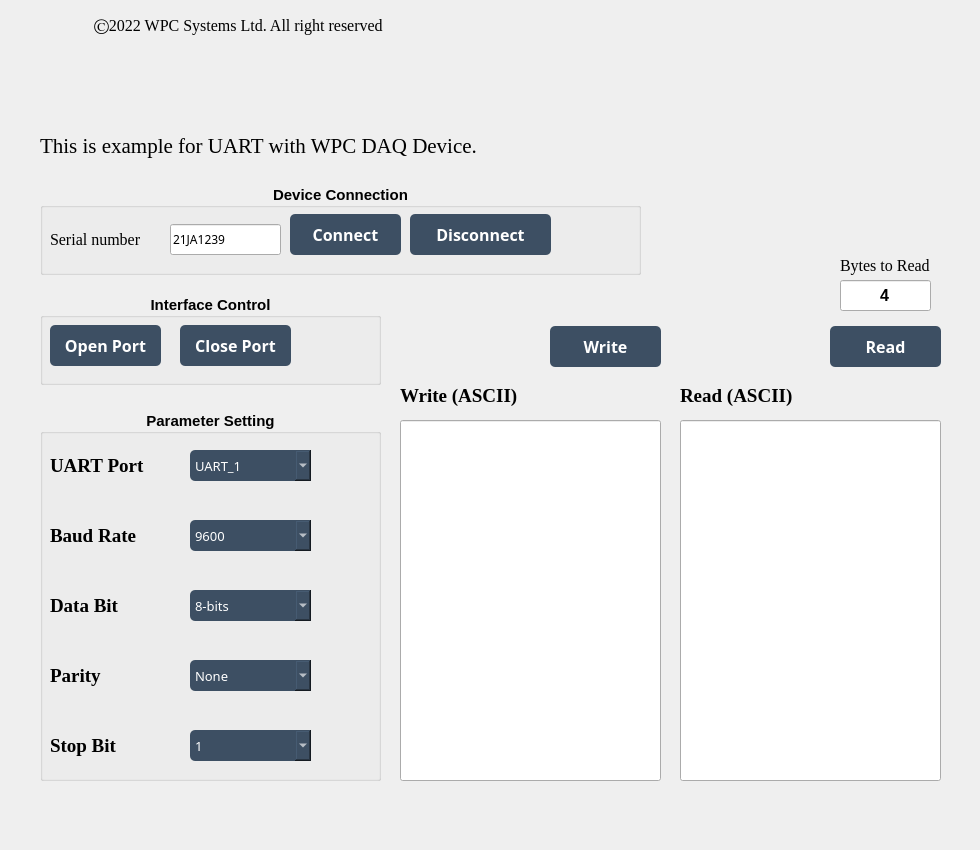
Above: examples/GUI/UART/Example_UART/UI_design/example_GUI_UART.ui from WPC-Systems-Ltd/WPC_Python_driver_release before the change. Below: the same form after it.
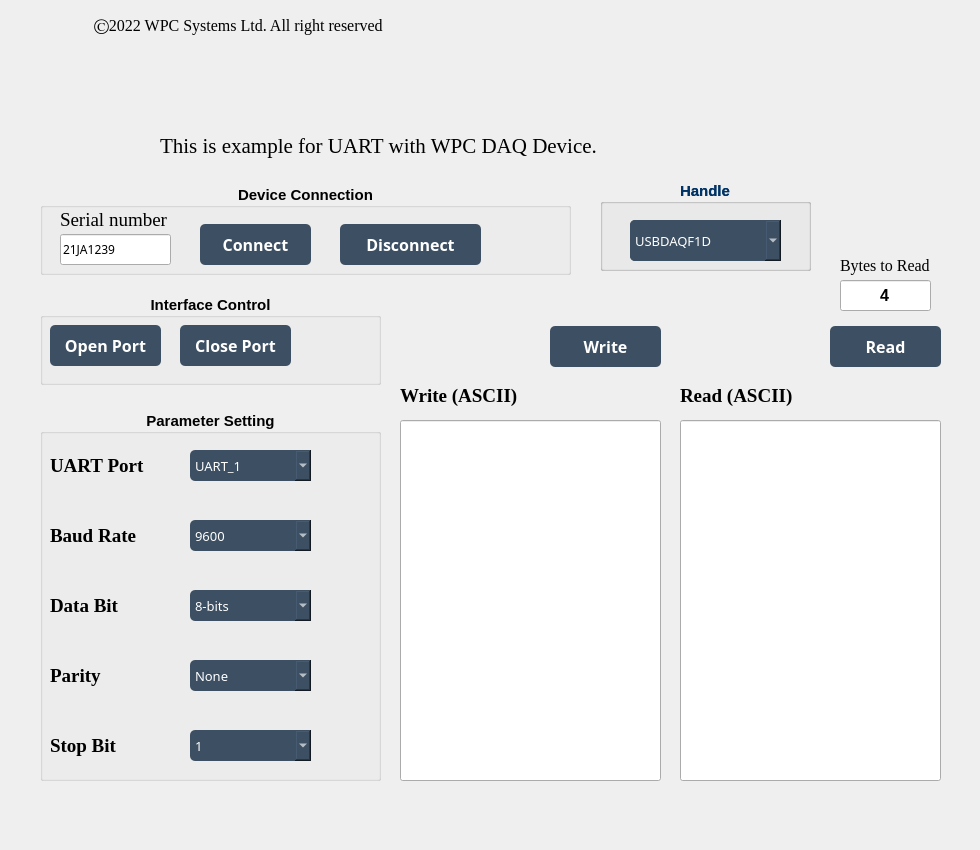
That is the form after the change. Icons and pictures are not drawn.

Diff of the .ui file:
```diff
--- a/examples/GUI/UART/Example_UART/UI_design/example_GUI_UART.ui
+++ b/examples/GUI/UART/Example_UART/UI_design/example_GUI_UART.ui
@@ -26,7 +26,7 @@
    <widget class="QLabel" name="lb_declare">
     <property name="geometry">
      <rect>
-      <x>40</x>
+      <x>160</x>
       <y>130</y>
       <width>651</width>
       <height>31</height>
@@ -85,7 +85,7 @@
      <rect>
       <x>40</x>
       <y>184</y>
-      <width>601</width>
+      <width>531</width>
       <height>91</height>
      </rect>
     </property>
@@ -111,8 +111,8 @@
     <widget class="QPushButton" name="btn_connect">
      <property name="geometry">
       <rect>
-       <x>250</x>
-       <y>30</y>
+       <x>160</x>
+       <y>40</y>
        <width>111</width>
        <height>41</height>
       </rect>
@@ -144,8 +144,8 @@
     <widget class="QPushButton" name="btn_disconnect">
      <property name="geometry">
       <rect>
-       <x>370</x>
-       <y>30</y>
+       <x>300</x>
+       <y>40</y>
        <width>141</width>
        <height>41</height>
       </rect>
@@ -174,19 +174,41 @@
       <string>Disconnect</string>
      </property>
     </widget>
+    <widget class="QLabel" name="lb_led">
+     <property name="geometry">
+      <rect>
+       <x>460</x>
+       <y>30</y>
+       <width>51</width>
+       <height>51</height>
+      </rect>
+     </property>
+     <property name="text">
+      <string/>
+     </property>
+     <property name="pixmap">
+      <pixmap>C:/Material/WPC_Led_green.png</pixmap>
+     </property>
+     <property name="scaledContents">
+      <bool>true</bool>
+     </property>
+     <property name="wordWrap">
+      <bool>false</bool>
+     </property>
+    </widget>
     <widget class="QLabel" name="lb_serialnum">
      <property name="geometry">
       <rect>
-       <x>10</x>
-       <y>40</y>
-       <width>121</width>
+       <x>20</x>
+       <y>20</y>
+       <width>131</width>
        <height>31</height>
       </rect>
      </property>
      <property name="font">
       <font>
        <family>Times New Roman</family>
-       <pointsize>12</pointsize>
+       <pointsize>14</pointsize>
        <weight>50</weight>
        <bold>false</bold>
       </font>
@@ -198,8 +220,8 @@
     <widget class="QLineEdit" name="lineEdit_SN">
      <property name="geometry">
       <rect>
-       <x>130</x>
-       <y>40</y>
+       <x>20</x>
+       <y>50</y>
        <width>111</width>
        <height>31</height>
       </rect>
@@ -216,28 +238,6 @@
       <string>21JA1239</string>
      </property>
     </widget>
-    <widget class="QLabel" name="lb_led">
-     <property name="geometry">
-      <rect>
-       <x>530</x>
-       <y>26</y>
-       <width>51</width>
-       <height>51</height>
-      </rect>
-     </property>
-     <property name="text">
-      <string/>
-     </property>
-     <property name="pixmap">
-      <pixmap>C:/Material/WPC_Led_green.png</pixmap>
-     </property>
-     <property name="scaledContents">
-      <bool>true</bool>
-     </property>
-     <property name="wordWrap">
-      <bool>false</bool>
-     </property>
-    </widget>
    </widget>
    <widget class="QGroupBox" name="groupBox_setting">
     <property name="geometry">
@@ -1887,6 +1887,1480 @@
      <set>Qt::AlignCenter</set>
     </property>
    </widget>
+   <widget class="QGroupBox" name="groupBox_handle">
+    <property name="geometry">
+     <rect>
+      <x>600</x>
+      <y>180</y>
+      <width>211</width>
+      <height>91</height>
+     </rect>
+    </property>
+    <property name="palette">
+     <palette>
+      <active>
+       <colorrole role="WindowText">
+        <brush brushstyle="SolidPattern">
+         <color alpha="255">
+          <red>0</red>
+          <green>51</green>
+          <blue>102</blue>
+         </color>
+        </brush>
+       </colorrole>
+       <colorrole role="Button">
+        <brush brushstyle="SolidPattern">
+         <color alpha="255">
+          <red>255</red>
+          <green>255</green>
+          <blue>255</blue>
+         </color>
+        </brush>
+       </colorrole>
+       <colorrole role="Light">
+        <brush brushstyle="SolidPattern">
+         <color alpha="255">
+          <red>255</red>
+          <green>255</green>
+          <blue>255</blue>
+         </color>
+        </brush>
+       </colorrole>
+       <colorrole role="Midlight">
+        <brush brushstyle="SolidPattern">
+         <color alpha="255">
+          <red>255</red>
+          <green>255</green>
+          <blue>255</blue>
+         </color>
+        </brush>
+       </colorrole>
+       <colorrole role="Dark">
+        <brush brushstyle="SolidPattern">
+         <color alpha="255">
+          <red>127</red>
+          <green>127</green>
+          <blue>127</blue>
+         </color>
+        </brush>
+       </colorrole>
+       <colorrole role="Mid">
+        <brush brushstyle="SolidPattern">
+         <color alpha="255">
+          <red>170</red>
+          <green>170</green>
+          <blue>170</blue>
+         </color>
+        </brush>
+       </colorrole>
+       <colorrole role="Text">
+        <brush brushstyle="SolidPattern">
+         <color alpha="255">
+          <red>0</red>
+          <green>0</green>
+          <blue>0</blue>
+         </color>
+        </brush>
+       </colorrole>
+       <colorrole role="BrightText">
+        <brush brushstyle="SolidPattern">
+         <color alpha="255">
+          <red>255</red>
+          <green>255</green>
+          <blue>255</blue>
+         </color>
+        </brush>
+       </colorrole>
+       <colorrole role="ButtonText">
+        <brush brushstyle="SolidPattern">
+         <color alpha="255">
+          <red>0</red>
+          <green>0</green>
+          <blue>0</blue>
+         </color>
+        </brush>
+       </colorrole>
+       <colorrole role="Base">
+        <brush brushstyle="SolidPattern">
+         <color alpha="255">
+          <red>255</red>
+          <green>255</green>
+          <blue>255</blue>
+         </color>
+        </brush>
+       </colorrole>
+       <colorrole role="Window">
+        <brush brushstyle="SolidPattern">
+         <color alpha="255">
+          <red>255</red>
+          <green>255</green>
+          <blue>255</blue>
+         </color>
+        </brush>
+       </colorrole>
+       <colorrole role="Shadow">
+        <brush brushstyle="SolidPattern">
+         <color alpha="255">
+          <red>0</red>
+          <green>0</green>
+          <blue>0</blue>
+         </color>
+        </brush>
+       </colorrole>
+       <colorrole role="AlternateBase">
+        <brush brushstyle="SolidPattern">
+         <color alpha="255">
+          <red>255</red>
+          <green>255</green>
+          <blue>255</blue>
+         </color>
+        </brush>
+       </colorrole>
+       <colorrole role="ToolTipBase">
+        <brush brushstyle="SolidPattern">
+         <color alpha="255">
+          <red>255</red>
+          <green>255</green>
+          <blue>220</blue>
+         </color>
+        </brush>
+       </colorrole>
+       <colorrole role="ToolTipText">
+        <brush brushstyle="SolidPattern">
+         <color alpha="255">
+          <red>0</red>
+          <green>0</green>
+          <blue>0</blue>
+         </color>
+        </brush>
+       </colorrole>
+       <colorrole role="PlaceholderText">
+        <brush brushstyle="NoBrush">
+         <color alpha="128">
+          <red>0</red>
+          <green>0</green>
+          <blue>0</blue>
+         </color>
+        </brush>
+       </colorrole>
+      </active>
+      <inactive>
+       <colorrole role="WindowText">
+        <brush brushstyle="SolidPattern">
+         <color alpha="255">
+          <red>0</red>
+          <green>51</green>
+          <blue>102</blue>
+         </color>
+        </brush>
+       </colorrole>
+       <colorrole role="Button">
+        <brush brushstyle="SolidPattern">
+         <color alpha="255">
+          <red>255</red>
+          <green>255</green>
+          <blue>255</blue>
+         </color>
+        </brush>
+       </colorrole>
+       <colorrole role="Light">
+        <brush brushstyle="SolidPattern">
+         <color alpha="255">
+          <red>255</red>
+          <green>255</green>
+          <blue>255</blue>
+         </color>
+        </brush>
+       </colorrole>
+       <colorrole role="Midlight">
+        <brush brushstyle="SolidPattern">
+         <color alpha="255">
+          <red>255</red>
+          <green>255</green>
+          <blue>255</blue>
+         </color>
+        </brush>
+       </colorrole>
+       <colorrole role="Dark">
+        <brush brushstyle="SolidPattern">
+         <color alpha="255">
+          <red>127</red>
+          <green>127</green>
+          <blue>127</blue>
+         </color>
+        </brush>
+       </colorrole>
+       <colorrole role="Mid">
+        <brush brushstyle="SolidPattern">
+         <color alpha="255">
+          <red>170</red>
+          <green>170</green>
+          <blue>170</blue>
+         </color>
+        </brush>
+       </colorrole>
+       <colorrole role="Text">
+        <brush brushstyle="SolidPattern">
+         <color alpha="255">
+          <red>0</red>
+          <green>0</green>
+          <blue>0</blue>
+         </color>
+        </brush>
+       </colorrole>
+       <colorrole role="BrightText">
+        <brush brushstyle="SolidPattern">
+         <color alpha="255">
+          <red>255</red>
+          <green>255</green>
+          <blue>255</blue>
+         </color>
+        </brush>
+       </colorrole>
+       <colorrole role="ButtonText">
+        <brush brushstyle="SolidPattern">
+         <color alpha="255">
+          <red>0</red>
+          <green>0</green>
+          <blue>0</blue>
+         </color>
+        </brush>
+       </colorrole>
+       <colorrole role="Base">
+        <brush brushstyle="SolidPattern">
+         <color alpha="255">
+          <red>255</red>
+          <green>255</green>
+          <blue>255</blue>
+         </color>
+        </brush>
+       </colorrole>
+       <colorrole role="Window">
+        <brush brushstyle="SolidPattern">
+         <color alpha="255">
+          <red>255</red>
+          <green>255</green>
+          <blue>255</blue>
+         </color>
+        </brush>
+       </colorrole>
+       <colorrole role="Shadow">
+        <brush brushstyle="SolidPattern">
+         <color alpha="255">
+          <red>0</red>
+          <green>0</green>
+          <blue>0</blue>
+         </color>
+        </brush>
+       </colorrole>
+       <colorrole role="AlternateBase">
+        <brush brushstyle="SolidPattern">
+         <color alpha="255">
+          <red>255</red>
+          <green>255</green>
+          <blue>255</blue>
+         </color>
+        </brush>
+       </colorrole>
+       <colorrole role="ToolTipBase">
+        <brush brushstyle="SolidPattern">
+         <color alpha="255">
+          <red>255</red>
+          <green>255</green>
+          <blue>220</blue>
+         </color>
+        </brush>
+       </colorrole>
+       <colorrole role="ToolTipText">
+        <brush brushstyle="SolidPattern">
+         <color alpha="255">
+          <red>0</red>
+          <green>0</green>
+          <blue>0</blue>
+         </color>
+        </brush>
+       </colorrole>
+       <colorrole role="PlaceholderText">
+        <brush brushstyle="NoBrush">
+         <color alpha="128">
+          <red>0</red>
+          <green>0</green>
+          <blue>0</blue>
+         </color>
+        </brush>
+       </colorrole>
+      </inactive>
+      <disabled>
+       <colorrole role="WindowText">
+        <brush brushstyle="SolidPattern">
+         <color alpha="255">
+          <red>127</red>
+          <green>127</green>
+          <blue>127</blue>
+         </color>
+        </brush>
+       </colorrole>
+       <colorrole role="Button">
+        <brush brushstyle="SolidPattern">
+         <color alpha="255">
+          <red>255</red>
+          <green>255</green>
+          <blue>255</blue>
+         </color>
+        </brush>
+       </colorrole>
+       <colorrole role="Light">
+        <brush brushstyle="SolidPattern">
+         <color alpha="255">
+          <red>255</red>
+          <green>255</green>
+          <blue>255</blue>
+         </color>
+        </brush>
+       </colorrole>
+       <colorrole role="Midlight">
+        <brush brushstyle="SolidPattern">
+         <color alpha="255">
+          <red>255</red>
+          <green>255</green>
+          <blue>255</blue>
+         </color>
+        </brush>
+       </colorrole>
+       <colorrole role="Dark">
+        <brush brushstyle="SolidPattern">
+         <color alpha="255">
+          <red>127</red>
+          <green>127</green>
+          <blue>127</blue>
+         </color>
+        </brush>
+       </colorrole>
+       <colorrole role="Mid">
+        <brush brushstyle="SolidPattern">
+         <color alpha="255">
+          <red>170</red>
+          <green>170</green>
+          <blue>170</blue>
+         </color>
+        </brush>
+       </colorrole>
+       <colorrole role="Text">
+        <brush brushstyle="SolidPattern">
+         <color alpha="255">
+          <red>127</red>
+          <green>127</green>
+          <blue>127</blue>
+         </color>
+        </brush>
+       </colorrole>
+       <colorrole role="BrightText">
+        <brush brushstyle="SolidPattern">
+         <color alpha="255">
+          <red>255</red>
+          <green>255</green>
+          <blue>255</blue>
+         </color>
+        </brush>
+       </colorrole>
+       <colorrole role="ButtonText">
+        <brush brushstyle="SolidPattern">
+         <color alpha="255">
+          <red>127</red>
+          <green>127</green>
+          <blue>127</blue>
+         </color>
+        </brush>
+       </colorrole>
+       <colorrole role="Base">
+        <brush brushstyle="SolidPattern">
+         <color alpha="255">
+          <red>255</red>
+          <green>255</green>
+          <blue>255</blue>
+         </color>
+        </brush>
+       </colorrole>
+       <colorrole role="Window">
+        <brush brushstyle="SolidPattern">
+         <color alpha="255">
+          <red>255</red>
+          <green>255</green>
+          <blue>255</blue>
+         </color>
+        </brush>
+       </colorrole>
+       <colorrole role="Shadow">
+        <brush brushstyle="SolidPattern">
+         <color alpha="255">
+          <red>0</red>
+          <green>0</green>
+          <blue>0</blue>
+         </color>
+        </brush>
+       </colorrole>
+       <colorrole role="AlternateBase">
+        <brush brushstyle="SolidPattern">
+         <color alpha="255">
+          <red>255</red>
+          <green>255</green>
+          <blue>255</blue>
+         </color>
+        </brush>
+       </colorrole>
+       <colorrole role="ToolTipBase">
+        <brush brushstyle="SolidPattern">
+         <color alpha="255">
+          <red>255</red>
+          <green>255</green>
+          <blue>220</blue>
+         </color>
+        </brush>
+       </colorrole>
+       <colorrole role="ToolTipText">
+        <brush brushstyle="SolidPattern">
+         <color alpha="255">
+          <red>0</red>
+          <green>0</green>
+          <blue>0</blue>
+         </color>
+        </brush>
+       </colorrole>
+       <colorrole role="PlaceholderText">
+        <brush brushstyle="NoBrush">
+         <color alpha="128">
+          <red>0</red>
+          <green>0</green>
+          <blue>0</blue>
+         </color>
+        </brush>
+       </colorrole>
+      </disabled>
+     </palette>
+    </property>
+    <property name="font">
+     <font>
+      <family>Arial</family>
+      <pointsize>11</pointsize>
+      <weight>75</weight>
+      <bold>true</bold>
+     </font>
+    </property>
+    <property name="layoutDirection">
+     <enum>Qt::LeftToRight</enum>
+    </property>
+    <property name="title">
+     <string>Handle</string>
+    </property>
+    <property name="alignment">
+     <set>Qt::AlignCenter</set>
+    </property>
+    <property name="flat">
+     <bool>false</bool>
+    </property>
+    <property name="checkable">
+     <bool>false</bool>
+    </property>
+    <widget class="QComboBox" name="comboBox_handle">
+     <property name="geometry">
+      <rect>
+       <x>30</x>
+       <y>40</y>
+       <width>151</width>
+       <height>41</height>
+      </rect>
+     </property>
+     <property name="palette">
+      <palette>
+       <active>
+        <colorrole role="WindowText">
+         <brush brushstyle="SolidPattern">
+          <color alpha="255">
+           <red>255</red>
+           <green>255</green>
+           <blue>255</blue>
+          </color>
+         </brush>
+        </colorrole>
+        <colorrole role="Button">
+         <brush brushstyle="SolidPattern">
+          <color alpha="255">
+           <red>61</red>
+           <green>79</green>
+           <blue>99</blue>
+          </color>
+         </brush>
+        </colorrole>
+        <colorrole role="Text">
+         <brush brushstyle="SolidPattern">
+          <color alpha="255">
+           <red>255</red>
+           <green>255</green>
+           <blue>255</blue>
+          </color>
+         </brush>
+        </colorrole>
+        <colorrole role="ButtonText">
+         <brush brushstyle="SolidPattern">
+          <color alpha="255">
+           <red>255</red>
+           <green>255</green>
+           <blue>255</blue>
+          </color>
+         </brush>
+        </colorrole>
+        <colorrole role="Base">
+         <brush brushstyle="SolidPattern">
+          <color alpha="255">
+           <red>61</red>
+           <green>79</green>
+           <blue>99</blue>
+          </color>
+         </brush>
+        </colorrole>
+        <colorrole role="Window">
+         <brush brushstyle="SolidPattern">
+          <color alpha="255">
+           <red>61</red>
+           <green>79</green>
+           <blue>99</blue>
+          </color>
+         </brush>
+        </colorrole>
+        <colorrole role="PlaceholderText">
+         <brush brushstyle="NoBrush">
+          <color alpha="128">
+           <red>255</red>
+           <green>255</green>
+           <blue>255</blue>
+          </color>
+         </brush>
+        </colorrole>
+       </active>
+       <inactive>
+        <colorrole role="WindowText">
+         <brush brushstyle="SolidPattern">
+          <color alpha="255">
+           <red>255</red>
+           <green>255</green>
+           <blue>255</blue>
+          </color>
+         </brush>
+        </colorrole>
+        <colorrole role="Button">
+         <brush brushstyle="SolidPattern">
+          <color alpha="255">
+           <red>61</red>
+           <green>79</green>
+           <blue>99</blue>
+          </color>
+         </brush>
+        </colorrole>
+        <colorrole role="Text">
+         <brush brushstyle="SolidPattern">
+          <color alpha="255">
+           <red>255</red>
+           <green>255</green>
+           <blue>255</blue>
+          </color>
+         </brush>
+        </colorrole>
+        <colorrole role="ButtonText">
+         <brush brushstyle="SolidPattern">
+          <color alpha="255">
+           <red>255</red>
+           <green>255</green>
+           <blue>255</blue>
+          </color>
+         </brush>
+        </colorrole>
+        <colorrole role="Base">
+         <brush brushstyle="SolidPattern">
+          <color alpha="255">
+           <red>61</red>
+           <green>79</green>
+           <blue>99</blue>
+          </color>
+         </brush>
+        </colorrole>
+        <colorrole role="Window">
+         <brush brushstyle="SolidPattern">
+          <color alpha="255">
+           <red>61</red>
+           <green>79</green>
+           <blue>99</blue>
+          </color>
+         </brush>
+        </colorrole>
+        <colorrole role="PlaceholderText">
+         <brush brushstyle="NoBrush">
+          <color alpha="128">
+           <red>255</red>
+           <green>255</green>
+           <blue>255</blue>
+          </color>
+         </brush>
+        </colorrole>
+       </inactive>
+       <disabled>
+        <colorrole role="WindowText">
+         <brush brushstyle="SolidPattern">
+          <color alpha="255">
+           <red>255</red>
+           <green>255</green>
+           <blue>255</blue>
+          </color>
+         </brush>
+        </colorrole>
+        <colorrole role="Button">
+         <brush brushstyle="SolidPattern">
+          <color alpha="255">
+           <red>61</red>
+           <green>79</green>
+           <blue>99</blue>
+          </color>
+         </brush>
+        </colorrole>
+        <colorrole role="Text">
+         <brush brushstyle="SolidPattern">
+          <color alpha="255">
+           <red>255</red>
+           <green>255</green>
+           <blue>255</blue>
+          </color>
+         </brush>
+        </colorrole>
+        <colorrole role="ButtonText">
+         <brush brushstyle="SolidPattern">
+          <color alpha="255">
+           <red>255</red>
+           <green>255</green>
+           <blue>255</blue>
+          </color>
+         </brush>
+        </colorrole>
+        <colorrole role="Base">
+         <brush brushstyle="SolidPattern">
+          <color alpha="255">
+           <red>61</red>
+           <green>79</green>
+           <blue>99</blue>
+          </color>
+         </brush>
+        </colorrole>
+        <colorrole role="Window">
+         <brush brushstyle="SolidPattern">
+          <color alpha="255">
+           <red>61</red>
+           <green>79</green>
+           <blue>99</blue>
+          </color>
+         </brush>
+        </colorrole>
+        <colorrole role="PlaceholderText">
+         <brush brushstyle="NoBrush">
+          <color alpha="128">
+           <red>255</red>
+           <green>255</green>
+           <blue>255</blue>
+          </color>
+         </brush>
+        </colorrole>
+       </disabled>
+      </palette>
+     </property>
+     <property name="font">
+      <font>
+       <family>微軟正黑體</family>
+       <pointsize>10</pointsize>
+       <weight>50</weight>
+       <bold>false</bold>
+       <kerning>true</kerning>
+      </font>
+     </property>
+     <property name="styleSheet">
+      <string notr="true">background-color: rgb(61, 79, 99);
+border-radius : 5px;
+color:  rgb(255, 255, 255); </string>
+     </property>
+     <property name="currentText">
+      <string>USBDAQF1D</string>
+     </property>
+     <property name="currentIndex">
+      <number>0</number>
+     </property>
+     <property name="minimumContentsLength">
+      <number>0</number>
+     </property>
+     <item>
+      <property name="text">
+       <string>USBDAQF1D</string>
+      </property>
+     </item>
+     <item>
+      <property name="text">
+       <string>USBDAQF1AD</string>
+      </property>
+     </item>
+     <item>
+      <property name="text">
+       <string>USBDAQF1TD</string>
+      </property>
+     </item>
+     <item>
+      <property name="text">
+       <string>USBDAQF1RD</string>
+      </property>
+     </item>
+     <item>
+      <property name="text">
+       <string>USBDAQF1CD</string>
+      </property>
+     </item>
+     <item>
+      <property name="text">
+       <string>USBDAQF1AOD</string>
+      </property>
+     </item>
+    </widget>
+    <widget class="QGroupBox" name="groupBox_handle_2">
+     <property name="geometry">
+      <rect>
+       <x>0</x>
+       <y>0</y>
+       <width>211</width>
+       <height>91</height>
+      </rect>
+     </property>
+     <property name="palette">
+      <palette>
+       <active>
+        <colorrole role="WindowText">
+         <brush brushstyle="SolidPattern">
+          <color alpha="255">
+           <red>0</red>
+           <green>51</green>
+           <blue>102</blue>
+          </color>
+         </brush>
+        </colorrole>
+        <colorrole role="Button">
+         <brush brushstyle="SolidPattern">
+          <color alpha="255">
+           <red>255</red>
+           <green>255</green>
+           <blue>255</blue>
+          </color>
+         </brush>
+        </colorrole>
+        <colorrole role="Light">
+         <brush brushstyle="SolidPattern">
+          <color alpha="255">
+           <red>255</red>
+           <green>255</green>
+           <blue>255</blue>
+          </color>
+         </brush>
+        </colorrole>
+        <colorrole role="Midlight">
+         <brush brushstyle="SolidPattern">
+          <color alpha="255">
+           <red>255</red>
+           <green>255</green>
+           <blue>255</blue>
+          </color>
+         </brush>
+        </colorrole>
+        <colorrole role="Dark">
+         <brush brushstyle="SolidPattern">
+          <color alpha="255">
+           <red>127</red>
+           <green>127</green>
+           <blue>127</blue>
+          </color>
+         </brush>
+        </colorrole>
+        <colorrole role="Mid">
+         <brush brushstyle="SolidPattern">
+          <color alpha="255">
+           <red>170</red>
+           <green>170</green>
+           <blue>170</blue>
+          </color>
+         </brush>
+        </colorrole>
+        <colorrole role="Text">
+         <brush brushstyle="SolidPattern">
+          <color alpha="255">
+           <red>0</red>
+           <green>0</green>
+           <blue>0</blue>
+          </color>
+         </brush>
+        </colorrole>
+        <colorrole role="BrightText">
+         <brush brushstyle="SolidPattern">
+          <color alpha="255">
+           <red>255</red>
+           <green>255</green>
+           <blue>255</blue>
+          </color>
+         </brush>
+        </colorrole>
+        <colorrole role="ButtonText">
+         <brush brushstyle="SolidPattern">
+          <color alpha="255">
+           <red>0</red>
+           <green>0</green>
+           <blue>0</blue>
+          </color>
+         </brush>
+        </colorrole>
+        <colorrole role="Base">
+         <brush brushstyle="SolidPattern">
+          <color alpha="255">
+           <red>255</red>
+           <green>255</green>
+           <blue>255</blue>
+          </color>
+         </brush>
+        </colorrole>
+        <colorrole role="Window">
+         <brush brushstyle="SolidPattern">
+          <color alpha="255">
+           <red>255</red>
+           <green>255</green>
+           <blue>255</blue>
+          </color>
+         </brush>
+        </colorrole>
+        <colorrole role="Shadow">
+         <brush brushstyle="SolidPattern">
+          <color alpha="255">
+           <red>0</red>
+           <green>0</green>
+           <blue>0</blue>
+          </color>
+         </brush>
+        </colorrole>
+        <colorrole role="AlternateBase">
+         <brush brushstyle="SolidPattern">
+          <color alpha="255">
+           <red>255</red>
+           <green>255</green>
+           <blue>255</blue>
+          </color>
+         </brush>
+        </colorrole>
+        <colorrole role="ToolTipBase">
+         <brush brushstyle="SolidPattern">
+          <color alpha="255">
+           <red>255</red>
+           <green>255</green>
+           <blue>220</blue>
+          </color>
+         </brush>
+        </colorrole>
+        <colorrole role="ToolTipText">
+         <brush brushstyle="SolidPattern">
+          <color alpha="255">
+           <red>0</red>
+           <green>0</green>
+           <blue>0</blue>
+          </color>
+         </brush>
+        </colorrole>
+        <colorrole role="PlaceholderText">
+         <brush brushstyle="NoBrush">
+          <color alpha="128">
+           <red>0</red>
+           <green>0</green>
+           <blue>0</blue>
+          </color>
+         </brush>
+        </colorrole>
+       </active>
+       <inactive>
+        <colorrole role="WindowText">
+         <brush brushstyle="SolidPattern">
+          <color alpha="255">
+           <red>0</red>
+           <green>51</green>
+           <blue>102</blue>
+          </color>
+         </brush>
+        </colorrole>
+        <colorrole role="Button">
+         <brush brushstyle="SolidPattern">
+          <color alpha="255">
+           <red>255</red>
+           <green>255</green>
+           <blue>255</blue>
+          </color>
+         </brush>
+        </colorrole>
+        <colorrole role="Light">
+         <brush brushstyle="SolidPattern">
+          <color alpha="255">
+           <red>255</red>
+           <green>255</green>
+           <blue>255</blue>
+          </color>
+         </brush>
+        </colorrole>
+        <colorrole role="Midlight">
+         <brush brushstyle="SolidPattern">
+          <color alpha="255">
+           <red>255</red>
+           <green>255</green>
+           <blue>255</blue>
+          </color>
+         </brush>
+        </colorrole>
+        <colorrole role="Dark">
+         <brush brushstyle="SolidPattern">
+          <color alpha="255">
+           <red>127</red>
+           <green>127</green>
+           <blue>127</blue>
+          </color>
+         </brush>
+        </colorrole>
+        <colorrole role="Mid">
+         <brush brushstyle="SolidPattern">
+          <color alpha="255">
+           <red>170</red>
+           <green>170</green>
+           <blue>170</blue>
+          </color>
+         </brush>
+        </colorrole>
+        <colorrole role="Text">
+         <brush brushstyle="SolidPattern">
+          <color alpha="255">
+           <red>0</red>
+           <green>0</green>
+           <blue>0</blue>
+          </color>
+         </brush>
+        </colorrole>
+        <colorrole role="BrightText">
+         <brush brushstyle="SolidPattern">
+          <color alpha="255">
+           <red>255</red>
+           <green>255</green>
+           <blue>255</blue>
+          </color>
+         </brush>
+        </colorrole>
+        <colorrole role="ButtonText">
+         <brush brushstyle="SolidPattern">
+          <color alpha="255">
+           <red>0</red>
+           <green>0</green>
+           <blue>0</blue>
+          </color>
+         </brush>
+        </colorrole>
+        <colorrole role="Base">
+         <brush brushstyle="SolidPattern">
+          <color alpha="255">
+           <red>255</red>
+           <green>255</green>
+           <blue>255</blue>
+          </color>
+         </brush>
+        </colorrole>
+        <colorrole role="Window">
+         <brush brushstyle="SolidPattern">
+          <color alpha="255">
+           <red>255</red>
+           <green>255</green>
+           <blue>255</blue>
+          </color>
+         </brush>
+        </colorrole>
+        <colorrole role="Shadow">
+         <brush brushstyle="SolidPattern">
+          <color alpha="255">
+           <red>0</red>
+           <green>0</green>
+           <blue>0</blue>
+          </color>
+         </brush>
+        </colorrole>
+        <colorrole role="AlternateBase">
+         <brush brushstyle="SolidPattern">
+          <color alpha="255">
+           <red>255</red>
+           <green>255</green>
+           <blue>255</blue>
+          </color>
+         </brush>
+        </colorrole>
+        <colorrole role="ToolTipBase">
+         <brush brushstyle="SolidPattern">
+          <color alpha="255">
+           <red>255</red>
+           <green>255</green>
+           <blue>220</blue>
+          </color>
+         </brush>
+        </colorrole>
+        <colorrole role="ToolTipText">
+         <brush brushstyle="SolidPattern">
+          <color alpha="255">
+           <red>0</red>
+           <green>0</green>
+           <blue>0</blue>
+          </color>
+         </brush>
+        </colorrole>
+        <colorrole role="PlaceholderText">
+         <brush brushstyle="NoBrush">
+          <color alpha="128">
+           <red>0</red>
+           <green>0</green>
+           <blue>0</blue>
+          </color>
+         </brush>
+        </colorrole>
+       </inactive>
+       <disabled>
+        <colorrole role="WindowText">
+         <brush brushstyle="SolidPattern">
+          <color alpha="255">
+           <red>127</red>
+           <green>127</green>
+           <blue>127</blue>
+          </color>
+         </brush>
+        </colorrole>
+        <colorrole role="Button">
+         <brush brushstyle="SolidPattern">
+          <color alpha="255">
+           <red>255</red>
+           <green>255</green>
+           <blue>255</blue>
+          </color>
+         </brush>
+        </colorrole>
+        <colorrole role="Light">
+         <brush brushstyle="SolidPattern">
+          <color alpha="255">
+           <red>255</red>
+           <green>255</green>
+           <blue>255</blue>
+          </color>
+         </brush>
+        </colorrole>
+        <colorrole role="Midlight">
+         <brush brushstyle="SolidPattern">
+          <color alpha="255">
+           <red>255</red>
+           <green>255</green>
+           <blue>255</blue>
+          </color>
+         </brush>
+        </colorrole>
+        <colorrole role="Dark">
+         <brush brushstyle="SolidPattern">
+          <color alpha="255">
+           <red>127</red>
+           <green>127</green>
+           <blue>127</blue>
+          </color>
+         </brush>
+        </colorrole>
+        <colorrole role="Mid">
+         <brush brushstyle="SolidPattern">
+          <color alpha="255">
+           <red>170</red>
+           <green>170</green>
+           <blue>170</blue>
+          </color>
+         </brush>
+        </colorrole>
+        <colorrole role="Text">
+         <brush brushstyle="SolidPattern">
+          <color alpha="255">
+           <red>127</red>
+           <green>127</green>
+           <blue>127</blue>
+          </color>
+         </brush>
+        </colorrole>
+        <colorrole role="BrightText">
+         <brush brushstyle="SolidPattern">
+          <color alpha="255">
+           <red>255</red>
+           <green>255</green>
+           <blue>255</blue>
+          </color>
+         </brush>
+        </colorrole>
+        <colorrole role="ButtonText">
+         <brush brushstyle="SolidPattern">
+          <color alpha="255">
+           <red>127</red>
+           <green>127</green>
+           <blue>127</blue>
+          </color>
+         </brush>
+        </colorrole>
+        <colorrole role="Base">
+         <brush brushstyle="SolidPattern">
+          <color alpha="255">
+           <red>255</red>
+           <green>255</green>
+           <blue>255</blue>
+          </color>
+         </brush>
+        </colorrole>
+        <colorrole role="Window">
+         <brush brushstyle="SolidPattern">
+          <color alpha="255">
+           <red>255</red>
+           <green>255</green>
+           <blue>255</blue>
+          </color>
+         </brush>
+        </colorrole>
+        <colorrole role="Shadow">
+         <brush brushstyle="SolidPattern">
+          <color alpha="255">
+           <red>0</red>
+           <green>0</green>
+           <blue>0</blue>
+          </color>
+         </brush>
+        </colorrole>
+        <colorrole role="AlternateBase">
+         <brush brushstyle="SolidPattern">
+          <color alpha="255">
+           <red>255</red>
+           <green>255</green>
+           <blue>255</blue>
+          </color>
+         </brush>
+        </colorrole>
+        <colorrole role="ToolTipBase">
+         <brush brushstyle="SolidPattern">
+          <color alpha="255">
+           <red>255</red>
+           <green>255</green>
+           <blue>220</blue>
+          </color>
+         </brush>
+        </colorrole>
+        <colorrole role="ToolTipText">
+         <brush brushstyle="SolidPattern">
+          <color alpha="255">
+           <red>0</red>
+           <green>0</green>
+           <blue>0</blue>
+          </color>
+         </brush>
+        </colorrole>
+        <colorrole role="PlaceholderText">
+         <brush brushstyle="NoBrush">
+          <color alpha="128">
+           <red>0</red>
+           <green>0</green>
+           <blue>0</blue>
+          </color>
+         </brush>
+        </colorrole>
+       </disabled>
+      </palette>
+     </property>
+     <property name="font">
+      <font>
+       <family>Arial</family>
+       <pointsize>11</pointsize>
+       <weight>75</weight>
+       <bold>true</bold>
+      </font>
+     </property>
+     <property name="layoutDirection">
+      <enum>Qt::LeftToRight</enum>
+     </property>
+     <property name="title">
+      <string>Handle</string>
+     </property>
+     <property name="alignment">
+      <set>Qt::AlignCenter</set>
+     </property>
+     <property name="flat">
+      <bool>false</bool>
+     </property>
+     <property name="checkable">
+      <bool>false</bool>
+     </property>
+     <widget class="QComboBox" name="comboBox_handle_2">
+      <property name="geometry">
+       <rect>
+        <x>30</x>
+        <y>40</y>
+        <width>151</width>
+        <height>41</height>
+       </rect>
+      </property>
+      <property name="palette">
+       <palette>
+        <active>
+         <colorrole role="WindowText">
+          <brush brushstyle="SolidPattern">
+           <color alpha="255">
+            <red>255</red>
+            <green>255</green>
+            <blue>255</blue>
+           </color>
+          </brush>
+         </colorrole>
+         <colorrole role="Button">
+          <brush brushstyle="SolidPattern">
+           <color alpha="255">
+            <red>61</red>
+            <green>79</green>
+            <blue>99</blue>
+           </color>
+          </brush>
+         </colorrole>
+         <colorrole role="Text">
+          <brush brushstyle="SolidPattern">
+           <color alpha="255">
+            <red>255</red>
+            <green>255</green>
+            <blue>255</blue>
+           </color>
+          </brush>
+         </colorrole>
+         <colorrole role="ButtonText">
+          <brush brushstyle="SolidPattern">
+           <color alpha="255">
+            <red>255</red>
+            <green>255</green>
+            <blue>255</blue>
+           </color>
+          </brush>
+         </colorrole>
+         <colorrole role="Base">
+          <brush brushstyle="SolidPattern">
+           <color alpha="255">
+            <red>61</red>
+            <green>79</green>
+            <blue>99</blue>
+           </color>
+          </brush>
+         </colorrole>
+         <colorrole role="Window">
+          <brush brushstyle="SolidPattern">
+           <color alpha="255">
+            <red>61</red>
+            <green>79</green>
+            <blue>99</blue>
+           </color>
+          </brush>
+         </colorrole>
+         <colorrole role="PlaceholderText">
+          <brush brushstyle="NoBrush">
+           <color alpha="128">
+            <red>255</red>
+            <green>255</green>
+            <blue>255</blue>
+           </color>
+          </brush>
+         </colorrole>
+        </active>
+        <inactive>
+         <colorrole role="WindowText">
+          <brush brushstyle="SolidPattern">
+           <color alpha="255">
+            <red>255</red>
+            <green>255</green>
+            <blue>255</blue>
+           </color>
+          </brush>
+         </colorrole>
+         <colorrole role="Button">
+          <brush brushstyle="SolidPattern">
+           <color alpha="255">
+            <red>61</red>
+            <green>79</green>
+            <blue>99</blue>
+           </color>
+          </brush>
+         </colorrole>
+         <colorrole role="Text">
+          <brush brushstyle="SolidPattern">
+           <color alpha="255">
+            <red>255</red>
+            <green>255</green>
+            <blue>255</blue>
+           </color>
+          </brush>
+         </colorrole>
+         <colorrole role="ButtonText">
+          <brush brushstyle="SolidPattern">
+           <color alpha="255">
+            <red>255</red>
+            <green>255</green>
+            <blue>255</blue>
+           </color>
+          </brush>
+         </colorrole>
+         <colorrole role="Base">
+          <brush brushstyle="SolidPattern">
+           <color alpha="255">
+            <red>61</red>
+            <green>79</green>
+            <blue>99</blue>
+           </color>
+          </brush>
+         </colorrole>
+         <colorrole role="Window">
+          <brush brushstyle="SolidPattern">
+           <color alpha="255">
+            <red>61</red>
+            <green>79</green>
+            <blue>99</blue>
+           </color>
+          </brush>
+         </colorrole>
+         <colorrole role="PlaceholderText">
+          <brush brushstyle="NoBrush">
+           <color alpha="128">
+            <red>255</red>
+            <green>255</green>
+            <blue>255</blue>
+           </color>
+          </brush>
+         </colorrole>
+        </inactive>
+        <disabled>
+         <colorrole role="WindowText">
+          <brush brushstyle="SolidPattern">
+           <color alpha="255">
+            <red>255</red>
+            <green>255</green>
+            <blue>255</blue>
+           </color>
+          </brush>
+         </colorrole>
+         <colorrole role="Button">
+          <brush brushstyle="SolidPattern">
+           <color alpha="255">
+            <red>61</red>
+            <green>79</green>
+            <blue>99</blue>
+           </color>
+          </brush>
+         </colorrole>
+         <colorrole role="Text">
+          <brush brushstyle="SolidPattern">
+           <color alpha="255">
+            <red>255</red>
+            <green>255</green>
+            <blue>255</blue>
+           </color>
+          </brush>
+         </colorrole>
+         <colorrole role="ButtonText">
+          <brush brushstyle="SolidPattern">
+           <color alpha="255">
+            <red>255</red>
+            <green>255</green>
+            <blue>255</blue>
+           </color>
+          </brush>
+         </colorrole>
+         <colorrole role="Base">
+          <brush brushstyle="SolidPattern">
+           <color alpha="255">
+            <red>61</red>
+            <green>79</green>
+            <blue>99</blue>
+           </color>
+          </brush>
+         </colorrole>
+         <colorrole role="Window">
+          <brush brushstyle="SolidPattern">
+           <color alpha="255">
+            <red>61</red>
+            <green>79</green>
+            <blue>99</blue>
+           </color>
+          </brush>
+         </colorrole>
+         <colorrole role="PlaceholderText">
+          <brush brushstyle="NoBrush">
+           <color alpha="128">
+            <red>255</red>
+            <green>255</green>
+            <blue>255</blue>
+           </color>
+          </brush>
+         </colorrole>
+        </disabled>
+       </palette>
+      </property>
+      <property name="font">
+       <font>
+        <family>微軟正黑體</family>
+        <pointsize>10</pointsize>
+        <weight>50</weight>
+        <bold>false</bold>
+        <kerning>true</kerning>
+       </font>
+      </property>
+      <property name="styleSheet">
+       <string notr="true">background-color: rgb(61, 79, 99);
+border-radius : 5px;
+color:  rgb(255, 255, 255); </string>
+      </property>
+      <property name="currentText">
+       <string>USBDAQF1D</string>
+      </property>
+      <property name="currentIndex">
+       <number>0</number>
+      </property>
+      <property name="minimumContentsLength">
+       <number>0</number>
+      </property>
+      <item>
+       <property name="text">
+        <string>USBDAQF1D</string>
+       </property>
+      </item>
+      <item>
+       <property name="text">
+        <string>USBDAQF1AD</string>
+       </property>
+      </item>
+      <item>
+       <property name="text">
+        <string>USBDAQF1TD</string>
+       </property>
+      </item>
+      <item>
+       <property name="text">
+        <string>USBDAQF1RD</string>
+       </property>
+      </item>
+      <item>
+       <property name="text">
+        <string>USBDAQF1CD</string>
+       </property>
+      </item>
+      <item>
+       <property name="text">
+        <string>USBDAQF1AOD</string>
+       </property>
+      </item>
+     </widget>
+    </widget>
+   </widget>
    <zorder>groupBox</zorder>
    <zorder>lb_declare</zorder>
    <zorder>lb_rights</zorder>
```
Left out of the diff: 3 changed lines with no effect on the pictures.
